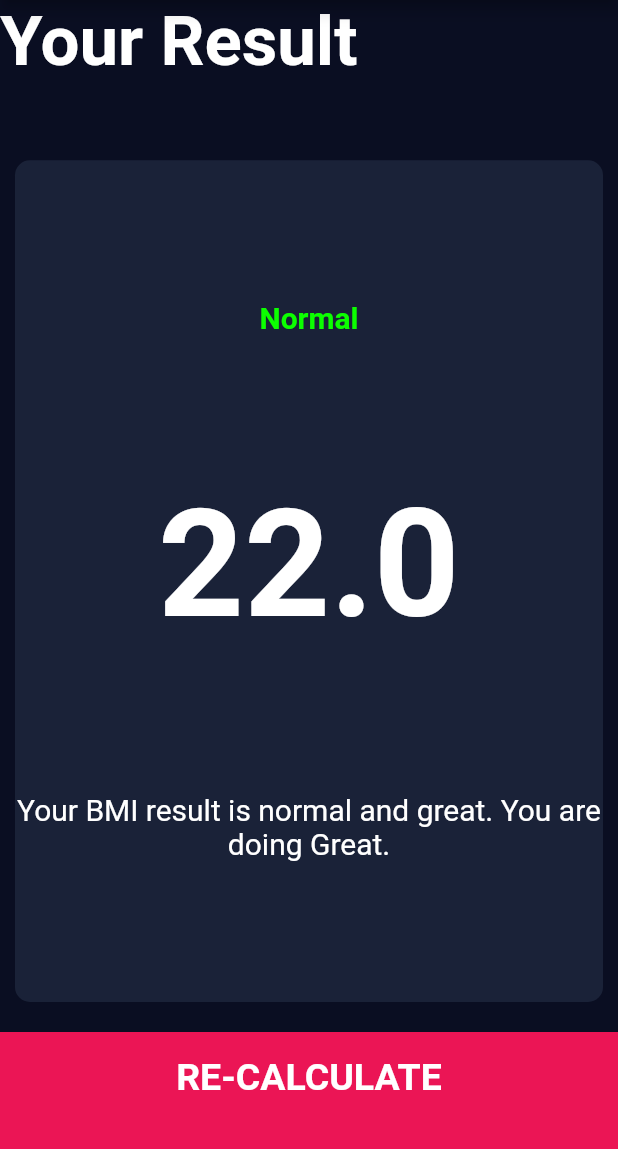
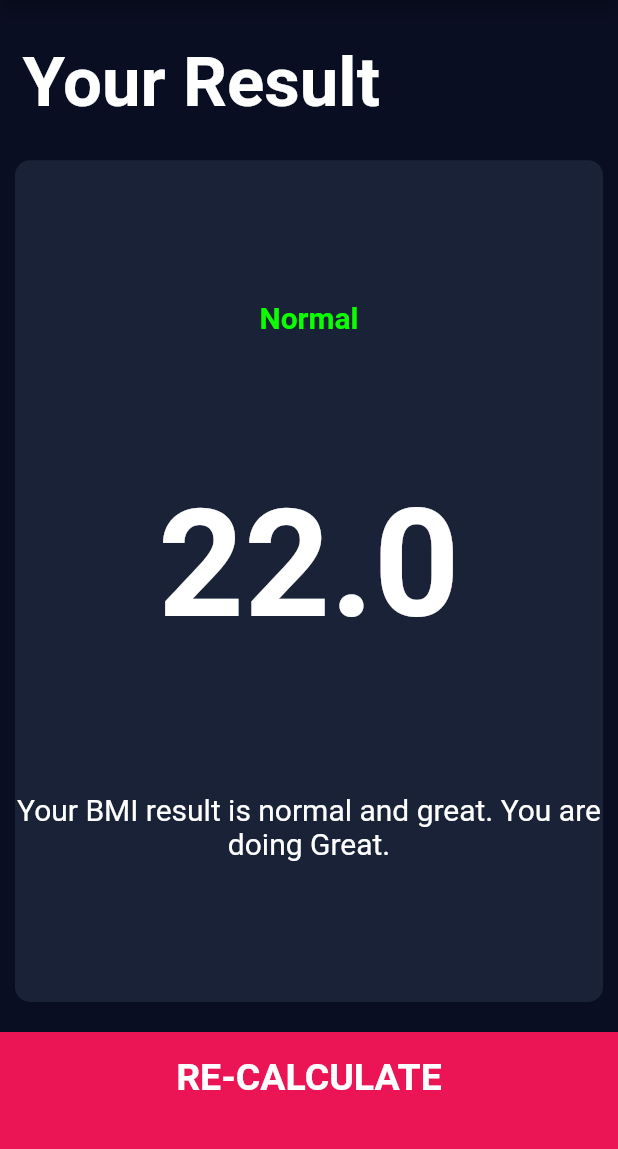
Before and after one commit to SrijanSamridh/BMI_CalculatorAppFlutter, a Flutter app: the ResultsPage screen opened directly, on a phone screen of 412 x 824 dp, the part 84-1233 px from its top. Run offline on Flutter 3.47's test engine with Material 2 defaults, Android fonts, the phone set to English and light mode, and no system bars; our stand-ins replace font_awesome_flutter.

```diff
--- a/lib/screens/results_page.dart
+++ b/lib/screens/results_page.dart
@@ -16,8 +16,12 @@ class ResultsPage extends StatelessWidget {
         mainAxisAlignment: MainAxisAlignment.spaceEvenly,
         crossAxisAlignment: CrossAxisAlignment.stretch,
         children: [
-          const Expanded(
-            child: Text("Your Result", style: kTitleTextStyle),
+          Expanded(
+            child: Container(
+              padding: const EdgeInsets.all(15.0),
+              alignment: Alignment.bottomLeft,
+              child: const Text("Your Result", style: kTitleTextStyle),
+            ),
           ),
           Expanded(
             flex: 6,
```
